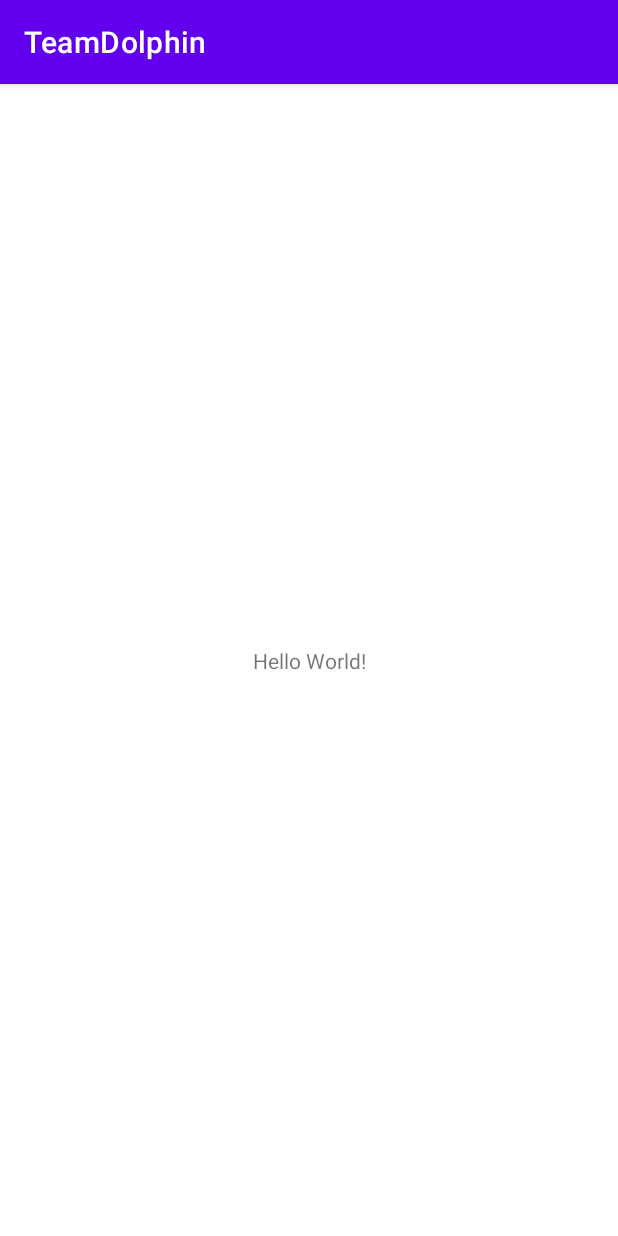
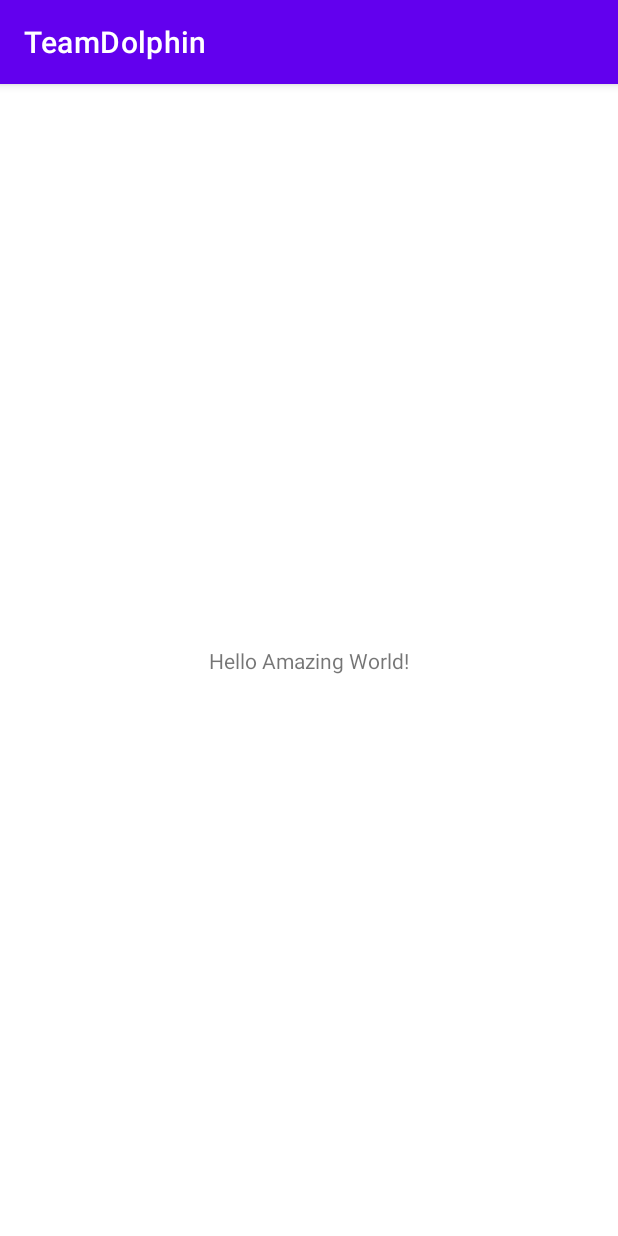
Before and after one commit to SCCapstone/TeamDolphin, an Android app: the screen it shows after launch (MainActivity), on a phone screen of 412 x 824 dp. Run offline under Robolectric (Android 15) with nearby library versions, the phone set to English and light mode, and no system bars.

Commit message:
For Ishu and Tyson Merge Conflict

```diff
--- a/app/src/main/res/layout/activity_main.xml
+++ b/app/src/main/res/layout/activity_main.xml
@@ -9,7 +9,7 @@
     <TextView
         android:layout_width="wrap_content"
         android:layout_height="wrap_content"
-        android:text="Hello World!"
+        android:text="Hello Amazing World!"
         app:layout_constraintBottom_toBottomOf="parent"
         app:layout_constraintLeft_toLeftOf="parent"
         app:layout_constraintRight_toRightOf="parent"
```
